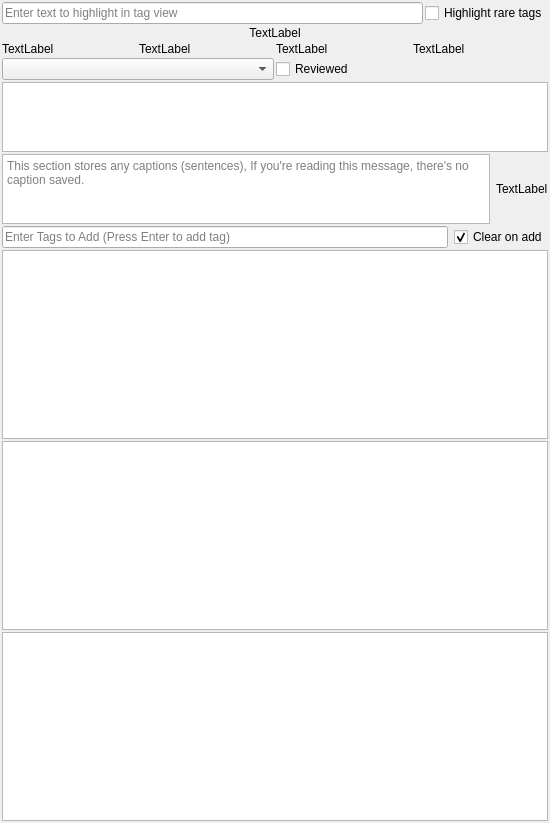
Above: interfaces/tagsViewBase.ui from HaW-Tagger/HWtagger before the change. Below: the same form after it.
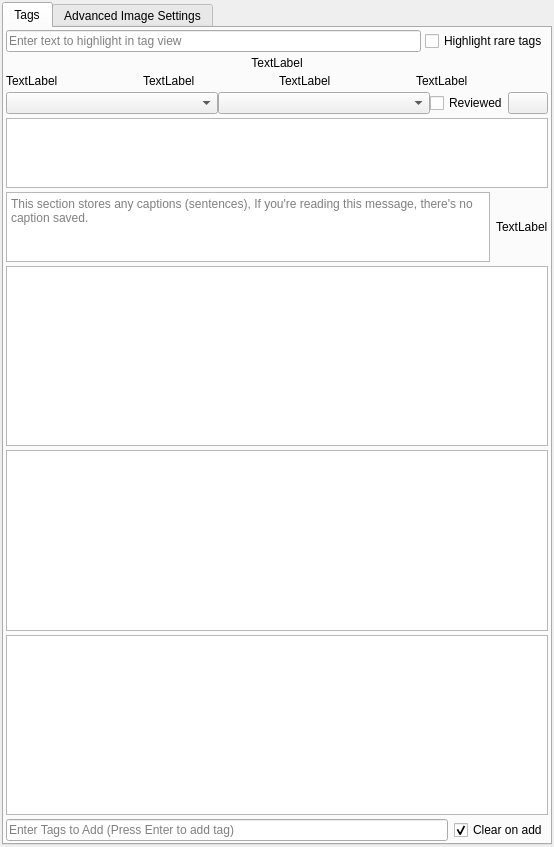
That is the form after the change. Custom widgets are drawn as their Qt base class.

What changed in the file:
```diff
--- a/interfaces/tagsViewBase.ui
+++ b/interfaces/tagsViewBase.ui
@@ -6,8 +6,8 @@
    <rect>
     <x>0</x>
     <y>0</y>
-    <width>550</width>
-    <height>823</height>
+    <width>554</width>
+    <height>847</height>
    </rect>
   </property>
   <property name="windowTitle">
@@ -15,8 +15,33 @@
   </property>
   <layout class="QVBoxLayout" name="verticalLayout_3">
    <property name="spacing">
+    <number>0</number>
+   </property>
+   <property name="leftMargin">
     <number>2</number>
    </property>
+   <property name="topMargin">
+    <number>2</number>
+   </property>
+   <property name="rightMargin">
+    <number>2</number>
+   </property>
+   <property name="bottomMargin">
+    <number>2</number>
+   </property>
+   <item>
+    <widget class="QTabWidget" name="tabWidget">
+     <property name="currentIndex">
+      <number>0</number>
+     </property>
+     <widget class="QWidget" name="tab">
+      <attribute name="title">
+       <string>Tags</string>
+      </attribute>
+      <layout class="QVBoxLayout" name="verticalLayout">
+       <property name="spacing">
+        <number>4</number>
+       </property>
    <property name="leftMargin">
     <number>2</number>
    </property>
@@ -30,7 +55,7 @@
     <number>2</number>
    </property>
    <item>
-    <layout class="QHBoxLayout" name="horizontalLayout_11">
+        <layout class="QHBoxLayout" name="horizontalLayout_5">
      <item>
       <widget class="QLineEdit" name="lineEdit_tag_highlight">
        <property name="toolTip">
@@ -73,7 +98,7 @@
     </widget>
    </item>
    <item>
-    <layout class="QHBoxLayout" name="horizontalLayout_7">
+        <layout class="QHBoxLayout" name="horizontalLayout_2">
      <item>
       <widget class="QLabel" name="label_tags_len">
        <property name="toolTip">
@@ -117,9 +142,33 @@
     </layout>
    </item>
    <item>
-    <layout class="QHBoxLayout" name="horizontalLayout_8">
+        <layout class="QHBoxLayout" name="horizontalLayout_3">
+         <property name="spacing">
+          <number>0</number>
+         </property>
+         <item>
+          <layout class="QHBoxLayout" name="horizontalLayout_7">
+           <property name="rightMargin">
+            <number>0</number>
+           </property>
+           <item>
+            <widget class="QComboBox" name="comboBox_group_items">
+             <property name="sizePolicy">
+              <sizepolicy hsizetype="Expanding" vsizetype="Fixed">
+               <horstretch>0</horstretch>
+               <verstretch>0</verstretch>
+              </sizepolicy>
+             </property>
+            </widget>
+           </item>
      <item>
       <widget class="QComboBox" name="comboBox_score_tags">
+             <property name="sizePolicy">
+              <sizepolicy hsizetype="Expanding" vsizetype="Fixed">
+               <horstretch>0</horstretch>
+               <verstretch>0</verstretch>
+              </sizepolicy>
+             </property>
        <property name="toolTip">
         <string>Score of the image, can be changed, removed if necessary, the blue highlight is the curernt score</string>
        </property>
@@ -138,6 +187,21 @@
     </layout>
    </item>
    <item>
+          <widget class="QPushButton" name="pushButton_reload_view">
+           <property name="toolTip">
+            <string>reload the current image view</string>
+           </property>
+           <property name="whatsThis">
+            <string/>
+           </property>
+           <property name="text">
+            <string/>
+           </property>
+          </widget>
+         </item>
+        </layout>
+       </item>
+       <item>
     <widget class="QListView" name="listView_rejected">
      <property name="sizePolicy">
       <sizepolicy hsizetype="Expanding" vsizetype="Minimum">
@@ -178,8 +242,8 @@
     </widget>
    </item>
    <item>
-    <widget class="QWidget" name="widget_2" native="true">
-     <layout class="QHBoxLayout" name="horizontalLayout_9">
+        <widget class="QWidget" name="widget_sentenceSection" native="true">
+         <layout class="QHBoxLayout" name="horizontalLayout_4">
       <property name="leftMargin">
        <number>0</number>
       </property>
@@ -233,50 +297,6 @@
      </layout>
     </widget>
    </item>
-   <item>
-    <widget class="QWidget" name="widget" native="true">
-     <layout class="QHBoxLayout" name="horizontalLayout_10">
-      <property name="spacing">
-       <number>6</number>
-      </property>
-      <property name="leftMargin">
-       <number>0</number>
-      </property>
-      <property name="topMargin">
-       <number>0</number>
-      </property>
-      <property name="rightMargin">
-       <number>0</number>
-      </property>
-      <property name="bottomMargin">
-       <number>0</number>
-      </property>
-      <item>
-       <widget class="QLineEdit" name="lineEdit_add_tags">
-        <property name="toolTip">
-         <string>add tags to this image, tags are separated by commas, press enter to validate the addition</string>
-        </property>
-        <property name="placeholderText">
-         <string>Enter Tags to Add (Press Enter to add tag)</string>
-        </property>
-       </widget>
-      </item>
-      <item>
-       <widget class="QCheckBox" name="checkBox_clear_on_add">
-        <property name="toolTip">
-         <string>if checked, will clear the tags to add when entered</string>
-        </property>
-        <property name="text">
-         <string>Clear on add</string>
-        </property>
-        <property name="checked">
-         <bool>true</bool>
-        </property>
-       </widget>
-      </item>
-     </layout>
-    </widget>
-   </item>
    <item>
     <widget class="QListView" name="listView_tags">
      <property name="toolTip">
@@ -338,6 +358,91 @@
      <property name="defaultDropAction">
       <enum>Qt::IgnoreAction</enum>
      </property>
+        </widget>
+       </item>
+       <item>
+        <widget class="QWidget" name="widget" native="true">
+         <layout class="QHBoxLayout" name="horizontalLayout">
+          <property name="spacing">
+           <number>6</number>
+          </property>
+          <property name="leftMargin">
+           <number>0</number>
+          </property>
+          <property name="topMargin">
+           <number>0</number>
+          </property>
+          <property name="rightMargin">
+           <number>0</number>
+          </property>
+          <property name="bottomMargin">
+           <number>0</number>
+          </property>
+          <item>
+           <widget class="QLineEdit" name="lineEdit_add_tags">
+            <property name="toolTip">
+             <string>add tags to this image, tags are separated by commas, press enter to validate the addition</string>
+            </property>
+            <property name="placeholderText">
+             <string>Enter Tags to Add (Press Enter to add tag)</string>
+            </property>
+           </widget>
+          </item>
+          <item>
+           <widget class="QCheckBox" name="checkBox_clear_on_add">
+            <property name="toolTip">
+             <string>if checked, will clear the tags to add when entered</string>
+            </property>
+            <property name="text">
+             <string>Clear on add</string>
+            </property>
+            <property name="checked">
+             <bool>true</bool>
+            </property>
+           </widget>
+          </item>
+         </layout>
+        </widget>
+       </item>
+      </layout>
+     </widget>
+     <widget class="QWidget" name="tab_2">
+      <attribute name="title">
+       <string>Advanced Image Settings</string>
+      </attribute>
+      <layout class="QVBoxLayout" name="verticalLayout_2">
+       <item>
+        <widget class="QLabel" name="label_tree_full_tags">
+         <property name="text">
+          <string>TextLabel</string>
+         </property>
+         <property name="wordWrap">
+          <bool>true</bool>
+         </property>
+        </widget>
+       </item>
+       <item>
+        <widget class="QLabel" name="label_tree_unused_tags">
+         <property name="text">
+          <string>TextLabel</string>
+         </property>
+         <property name="wordWrap">
+          <bool>true</bool>
+         </property>
+        </widget>
+       </item>
+       <item>
+        <widget class="QPlainTextEdit" name="plainTextEdit_tree_result"/>
+       </item>
+       <item>
+        <widget class="QPushButton" name="pushButton_refresh_tree">
+         <property name="text">
+          <string>Refresh Tree (reload the csv file)</string>
+         </property>
+        </widget>
+       </item>
+      </layout>
+     </widget>
     </widget>
    </item>
   </layout>
```
Lines whose indentation alone changed are shown as unchanged.
